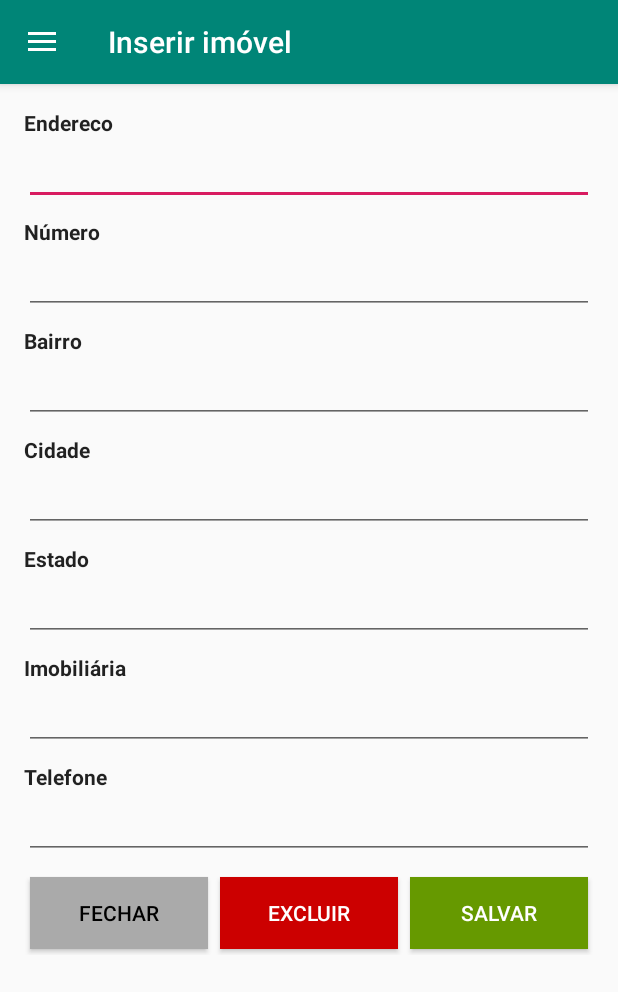
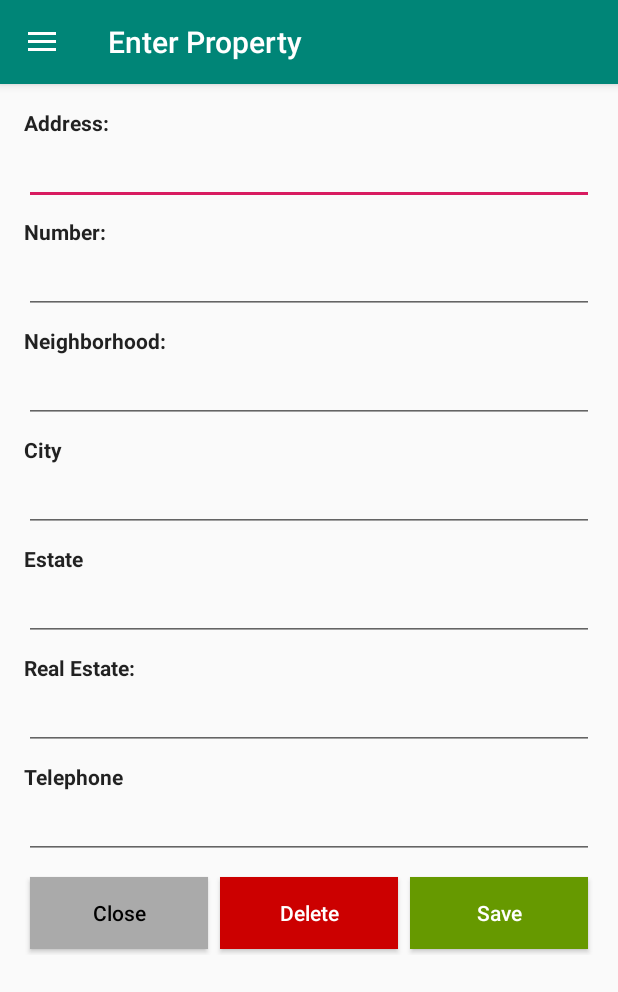
Before and after one commit to jeffersonborges/RentResidence, an Android app: the MenuActivity screen opened directly, with no data from a screen before it, in the side drawer, after a tap on "Add record", on a phone screen of 412 x 824 dp. Shown: the top 992 px of the screen. Run offline under Robolectric (Android 15) with nearby library versions, the phone set to English and light mode, and no system bars; our stand-ins replace Firebase (no records; nobody signed in at launch, a user with empty details on screens opened directly).

Commit message:
Ajustes finais de idiomas

```diff
--- a/app/src/main/java/br/com/jborges/rentresidence/Activity/MainActivity.java
+++ b/app/src/main/java/br/com/jborges/rentresidence/Activity/MainActivity.java
@@ -78,7 +78,7 @@ public class MainActivity extends AppCompatActivity implements View.OnClickListe
 
                 FirebaseUser user = firebaseAuth.getCurrentUser();
                 if (user != null) {
-                    usuario.setText("Usuário " + user.getEmail() + " está logado");
+                    usuario.setText(getString(R.string.usuario) + user.getEmail() + getString(R.string.esta_logado));
                 } else {
                     // Para o nome do usuário conectado
                     usuario.setText("");
@@ -111,7 +111,7 @@ public class MainActivity extends AppCompatActivity implements View.OnClickListe
             //Desloga usuário do aplicativo
             case R.id.button_Deslogar:
                 FirebaseAuth.getInstance().signOut();
-                Toast.makeText(getBaseContext(), "Usuário deslogado com sucesso!", Toast.LENGTH_LONG).show();
+                Toast.makeText(getBaseContext(), getString(R.string.tv_user_logout), Toast.LENGTH_LONG).show();
                 break;
         }
     }
--- a/app/src/main/java/br/com/jborges/rentresidence/Activity/MenuActivity.java
+++ b/app/src/main/java/br/com/jborges/rentresidence/Activity/MenuActivity.java
@@ -51,7 +51,7 @@ public class MenuActivity extends AppCompatActivity
                 .replace(R.id.container, fragment)
                 .commit();
 
-        getSupportActionBar().setTitle("Listagem de imóveis");
+        getSupportActionBar().setTitle(getString(R.string.listagem_imoveis));
 
     }
 
@@ -92,22 +92,21 @@ public class MenuActivity extends AppCompatActivity
         fragmentManager = getSupportFragmentManager(); // For AppCompat use getSupportFragmentManager
 
         if (id == R.id.nav_home) {
-            getSupportActionBar().setTitle("Listagem de imóveis");
+            getSupportActionBar().setTitle(getString(R.string.listagem_imoveis));
             fragment = new PlaceListingFragment();
         } else if (id == R.id.nav_cadastro) {
             fragment = new AddPlaceFragment();
         } else if (id == R.id.nav_onde_encontrar) {
-            getSupportActionBar().setTitle("Onde nos encontrar");
+            getSupportActionBar().setTitle(getString(R.string.menu_mapa));
             //startActivity(new Intent(getBaseContext(), MapsActivity.class));
             //finish();
             fragment = new MapFragment();
         } else if (id == R.id.nav_sobre) {
-            getSupportActionBar().setTitle("Sobre");
+            getSupportActionBar().setTitle(getString(R.string.menu_sobre));
             fragment = new AboutFragment();
-        }
-        else if (id == R.id.nav_sair) {
+        } else if (id == R.id.nav_sair) {
             FirebaseAuth.getInstance().signOut();
-            Toast.makeText(getBaseContext(), "Usuário deslogado com sucesso!", Toast.LENGTH_LONG).show();
+            Toast.makeText(getBaseContext(), getString(R.string.tv_user_logout) + "!", Toast.LENGTH_LONG).show();
             finish();
         }
 
@@ -120,7 +119,7 @@ public class MenuActivity extends AppCompatActivity
         return true;
     }
 
-    public void openPlaceDetailsFragment(Imovel imovel, int position){
+    public void openPlaceDetailsFragment(Imovel imovel, int position) {
         Fragment fragment = new AddPlaceFragment();
         Bundle bundle = new Bundle();
 
@@ -135,7 +134,7 @@ public class MenuActivity extends AppCompatActivity
                 .commit();
     }
 
-    public void openPlaceListingFragment(){
+    public void openPlaceListingFragment() {
         Fragment fragment = new PlaceListingFragment();
         Bundle bundle = new Bundle();
 
@@ -145,6 +144,6 @@ public class MenuActivity extends AppCompatActivity
                 .replace(R.id.container, fragment)
                 .commit();
 
-        getSupportActionBar().setTitle("Listagem de imóveis");
+        getSupportActionBar().setTitle(getString(R.string.listagem_imoveis));
     }
 }
--- a/app/src/main/res/layout/activity_loginemail.xml
+++ b/app/src/main/res/layout/activity_loginemail.xml
@@ -36,14 +36,14 @@
         android:layout_width="200dp"
         android:layout_height="wrap_content"
         android:layout_marginTop="20dp"
-        android:text="LOGAR"
+        android:text="Login"
         android:textAllCaps="false" />
 
     <Button
         android:id="@+id/button_Recuperar"
         android:layout_width="200dp"
         android:layout_height="wrap_content"
-        android:text="RECUPERAR SENHA"
+        android:text="@string/recuperar_senha"
         android:textAllCaps="false" />
 
 </LinearLayout>
--- a/app/src/main/res/layout/activity_main.xml
+++ b/app/src/main/res/layout/activity_main.xml
@@ -26,21 +26,21 @@
         android:id="@+id/button_login"
         android:layout_width="200dp"
         android:layout_height="wrap_content"
-        android:text="LOGIN"
+        android:text="Login"
         android:textAllCaps="false" />
 
     <Button
         android:id="@+id/button_AddUser"
         android:layout_width="200dp"
         android:layout_height="wrap_content"
-        android:text="ADD USER"
+        android:text="@string/bt_Add"
         android:textAllCaps="false" />
 
     <Button
         android:id="@+id/button_Deslogar"
         android:layout_width="200dp"
         android:layout_height="wrap_content"
-        android:text="DESLOGAR"
+        android:text="@string/menu_sair"
         android:textAllCaps="false" />
 
 </LinearLayout>
--- a/app/src/main/res/layout/activity_splash.xml
+++ b/app/src/main/res/layout/activity_splash.xml
@@ -35,7 +35,7 @@
         android:layout_width="match_parent"
         android:layout_height="wrap_content"
         android:paddingTop="5dp"
-        android:text="Desenvolvedor: Jefferson Borges"
+        android:text="@string/nav_header_subtitle"
         android:textAlignment="center"
         android:textColor="#FCFCFC"
         android:textSize="16sp" />
--- a/app/src/main/res/layout/fragment_add_place.xml
+++ b/app/src/main/res/layout/fragment_add_place.xml
@@ -25,7 +25,7 @@
                 android:id="@+id/textView1"
                 android:layout_width="wrap_content"
                 android:layout_height="wrap_content"
-                android:text="Endereco"
+                android:text="@string/endereco"
                 android:textStyle="bold"
                 android:textSize="@dimen/font14"
                 android:textAppearance="?android:attr/textAppearanceLarge" />
@@ -49,7 +49,7 @@
                 android:layout_height="wrap_content"
                 android:textSize="@dimen/font14"
                 android:textStyle="bold"
-                android:text="Número"
+                android:text="@string/numero"
                 android:textAppearance="?android:attr/textAppearanceLarge" />
 
             <EditText
@@ -71,7 +71,7 @@
                 android:layout_height="wrap_content"
                 android:textSize="@dimen/font14"
                 android:textStyle="bold"
-                android:text="Bairro"
+                android:text="@string/bairro"
                 android:textAppearance="?android:attr/textAppearanceLarge" />
 
             <EditText
@@ -93,7 +93,7 @@
                 android:layout_width="wrap_content"
                 android:layout_height="wrap_content"
                 android:textSize="@dimen/font14"
-                android:text="Cidade"
+                android:text="@string/cidade"
                 android:textStyle="bold"
                 android:textAppearance="?android:attr/textAppearanceLarge" />
 
@@ -116,7 +116,7 @@
                 android:layout_width="wrap_content"
                 android:layout_height="wrap_content"
                 android:textSize="@dimen/font14"
-                android:text="Estado"
+                android:text="@string/estado"
                 android:textStyle="bold"
                 android:textAppearance="?android:attr/textAppearanceLarge" />
 
@@ -139,7 +139,7 @@
                 android:layout_width="wrap_content"
                 android:layout_height="wrap_content"
                 android:textSize="@dimen/font14"
-                android:text="Imobiliária"
+                android:text="@string/imobiliaria"
                 android:textStyle="bold"
                 android:textAppearance="?android:attr/textAppearanceLarge" />
 
@@ -162,7 +162,7 @@
                 android:layout_width="wrap_content"
                 android:layout_height="wrap_content"
                 android:textSize="@dimen/font14"
-                android:text="Telefone"
+                android:text="@string/telefone"
                 android:inputType="number"
                 android:textStyle="bold"
                 android:textAppearance="?android:attr/textAppearanceLarge" />
@@ -187,7 +187,8 @@
                 android:background="@android:color/darker_gray"
                 android:textColor="@android:color/black"
                 android:layout_margin="4dp"
-                android:text="Fechar"
+                android:textAllCaps="false"
+                android:text="@string/fechar"
                 android:layout_weight="1"/>
 
             <Button
@@ -198,17 +199,19 @@
                 android:background="@android:color/holo_red_dark"
                 android:textColor="@android:color/white"
                 android:layout_margin="4dp"
-                android:text="Excluir" />
+                android:textAllCaps="false"
+                android:text="@string/excluir" />
 
             <Button
                 android:id="@+id/btn_salvar"
                 android:layout_width="0dp"
                 android:layout_height="wrap_content"
-                android:background="@android:color/holo_green_dark"
-                android:textColor="@android:color/white"
                 android:layout_margin="4dp"
                 android:layout_weight="1"
-                android:text="Salvar" />
+                android:textAllCaps="false"
+                android:background="@android:color/holo_green_dark"
+                android:text="@string/salvar"
+                android:textColor="@android:color/white" />
         </LinearLayout>
 
     </LinearLayout>
--- a/app/src/main/res/values/strings.xml
+++ b/app/src/main/res/values/strings.xml
@@ -5,10 +5,10 @@
     <string name="hint_Password">Type your password</string>
     <string name="tv_Password2">Retype your password</string>
     <string name="hint_Password2">Retype your password</string>
-    <string name="bt_Add">ADD</string>
-    <string name="bt_Cancel">CANCEL</string>
-    <string name="et_Password">Insert password</string>
-    <string name="et_Password2">Repeat password</string>
+    <string name="bt_Add">Add</string>
+    <string name="bt_Cancel">Cancel</string>
+    <string name="et_Password">Type your password</string>
+    <string name="et_Password2">Retype your password</string>
     <string name="title_activity_teste">TesteActivity</string>
     <string name="navigation_drawer_open">Open navigation drawer</string>
     <string name="navigation_drawer_close">Close navigation drawer</string>
@@ -36,4 +36,52 @@
     <string name="hello_blank_fragment">Hello blank fragment</string>
     <string name="google_maps_key">AIzaSyC8YvM_sV963TGc7nKQ-fu_1_-s9kz_f4Y</string>
     <string name="title_activity_maps">Map</string>
+    <string name="preencher_campos">Error - Fill in all fields</string>
+    <string name="conexao_internet">Error - Check internet connection</string>
+    <string name="senhas_diferentes">Error - Different passwords</string>
+    <string name="cadastro_sucesso">Registration successfully Complete</string>
+    <string name="email_recuperar_senha">Enter your email in order to recover your password</string>
+    <string name="email_redefinir_senha">We send a message to your email with a link for you to reset your password</string>
+    <string name="autenticacao">Authentication</string>
+    <string name="autenticando_usuario">Authenticating user, please wait...</string>
+    <string name="insira_campos_obrigatorios">Enter the required fields</string>
+    <string name="usuario">User</string>
+    <string name="esta_logado">is logged in</string>
+    <string name="listagem_imoveis">Property Listing</string>
+    <string name="endereco">"Address: "</string>
+    <string name="bairro">"Neighborhood: "</string>
+    <string name="cidade_uf">"City/State: "</string>
+    <string name="imobiliaria">"Real Estate: "</string>
+    <string name="telefone_imobiliaria">"Real Estate Telephone: "</string>
+    <string name="inserir_imovel">Enter Property</string>
+    <string name="alterar_dados">Change data</string>
+    <string name="gravado_sucesso">Recorded successfully!</string>
+    <string name="operacao_nao_realizada">Operation not performed!</string>
+    <string name="confirmacao_exclusao">Confirmation of Exclusion</string>
+    <string name="deseja_excluir_registro">Do you want to delete this record?</string>
+    <string name="sim">Yes</string>
+    <string name="nao">No</string>
+    <string name="excluido_sucesso">Deleted successfully!</string>
+    <string name="compartilhado_rent_residence">Data shared by Rent Residence</string>
+    <string name="whatsapp_nao_instalado">WhatsApp not installed!</string>
+    <string name="senha_maior_6_caracteres">Enter a password that is at least 6 characters long</string>
+    <string name="email_invalido">Invalid email</string>
+    <string name="sem_conexao_firebase">No connection to Firebase</string>
+    <string name="senha_invalida">Invalid password!</string>
+    <string name="email_nao_cadastrado">This email is not registered!</string>
+    <string name="email_ja_cadastrado">E-mail already exists registered!</string>
+    <string name="recuperar_senha">Recover Password</string>
+    <string name="linguagem_desenvolvimento">Development in: JAVA</string>
+    <string name="versao">"Version: "</string>
+    <string name="empresa_produto">Company: FIAP</string>
+    <string name="numero">Number:</string>
+    <string name="cidade">City</string>
+    <string name="estado">Estate</string>
+    <string name="telefone">Telephone</string>
+    <string name="fechar">Close</string>
+    <string name="excluir">Delete</string>
+    <string name="salvar">Save</string>
+    <string name="endereco_obrigatorio">Address is required field!</string>
+    <string name="campo_numero_obrigario">Number field is required!</string>
+    <string name="campo_telefone_obrigatorio">Phone field is required</string>
 </resources>
```
Also changed, not shown: app/src/main/java/br/com/jborges/rentresidence/Activity/AddUserActivity.java (+4 -4 lines), app/src/main/java/br/com/jborges/rentresidence/Activity/LoginEmailActivity.java (+5 -5 lines), app/src/main/java/br/com/jborges/rentresidence/Adapter/ImovelAdapter.java (+5 -5 lines), app/src/main/java/br/com/jborges/rentresidence/Fragments/AddPlaceFragment.java (+30 -24 lines), app/src/main/java/br/com/jborges/rentresidence/Fragments/PlaceListingFragment.java (+13 -13 lines), app/src/main/java/br/com/jborges/rentresidence/Util/Util.java (+10 -8 lines), app/src/main/res/layout/fragment_about.xml (+4 -4 lines), app/src/main/res/layout/linha_imoveis.xml (+5 -7 lines), 1 other file.
